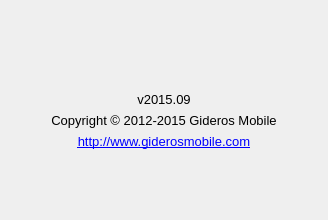
gideros/gideros, file ui/aboutdialog.ui: the form before one commit.
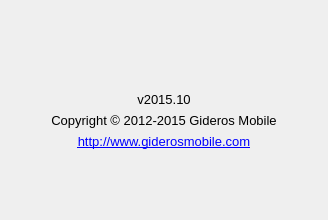
The form after the commit. Icons and pictures are not drawn.

```diff
--- a/ui/aboutdialog.ui
+++ b/ui/aboutdialog.ui
@@ -70,7 +70,7 @@
           </font>
          </property>
          <property name="text">
-          <string>v2015.09</string>
+          <string>v2015.10</string>
          </property>
          <property name="alignment">
           <set>Qt::AlignCenter</set>
```
